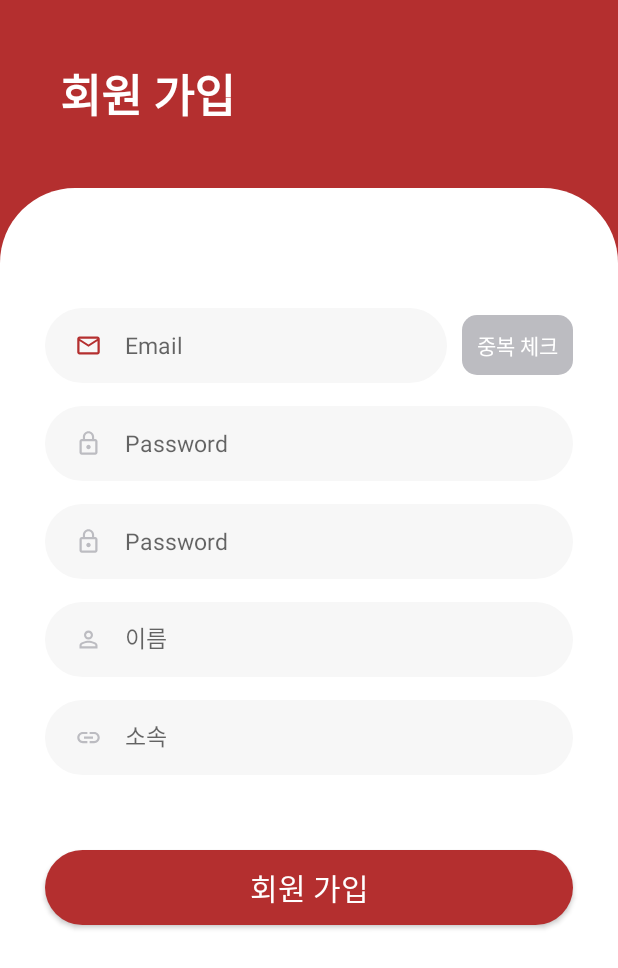
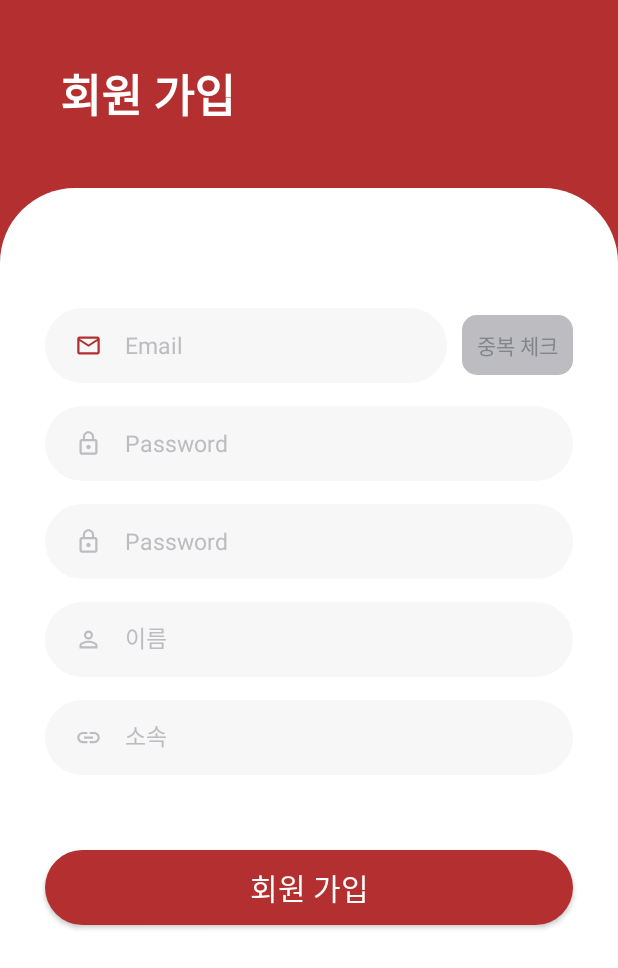
Before and after one commit to SeMin4/vasco_again, an Android app: the SignUpActivity screen opened directly, with no data from a screen before it, on a phone screen of 412 x 824 dp. Shown: the top 968 px of the screen. Run offline under Robolectric (Android 15) with nearby library versions, the phone set to English and light mode, and no system bars.

Commit message:
회원가입 화면 수정

```diff
--- a/app/src/main/res/layout/activity_signup.xml
+++ b/app/src/main/res/layout/activity_signup.xml
@@ -54,8 +54,8 @@
                     android:importantForAutofill="no"
                     android:inputType="textNoSuggestions"
                     tools:ignore="LabelFor"
-                    android:background="@drawable/custom_edit_text_light_gray"
-                    android:textSize="15sp"/>
+                    app:theme="@style/EditTextStyle"
+                    android:background="@drawable/custom_edit_text_light_gray"/>
 
                 <Button
                     android:id="@+id/sign_up_email_check_btn"
@@ -66,7 +66,7 @@
                     android:minWidth="0dp"
                     android:background="@drawable/button_background_gray"
                     android:text="@string/double_check"
-                    android:textColor="#ffffff"
+                    android:textColor="@color/colorGray"
                     style="?android:attr/borderlessButtonStyle"/>
 
             </LinearLayout>
@@ -84,8 +84,8 @@
                 android:importantForAutofill="no"
                 android:inputType="textNoSuggestions|textPassword"
                 tools:ignore="LabelFor"
-                android:background="@drawable/custom_edit_text_light_gray"
-                android:textSize="15sp"/>
+                app:theme="@style/EditTextStyle"
+                android:background="@drawable/custom_edit_text_light_gray"/>
 
             <EditText
                 android:id="@+id/sign_up_check_password"
@@ -100,8 +100,8 @@
                 android:importantForAutofill="no"
                 android:inputType="textNoSuggestions|textPassword"
                 tools:ignore="LabelFor"
-                android:background="@drawable/custom_edit_text_light_gray"
-                android:textSize="15sp"/>
+                app:theme="@style/EditTextStyle"
+                android:background="@drawable/custom_edit_text_light_gray"/>
 
             <EditText
                 android:id="@+id/sign_up_name"
@@ -116,8 +116,8 @@
                 android:importantForAutofill="no"
                 android:inputType="textNoSuggestions"
                 tools:ignore="LabelFor"
-                android:background="@drawable/custom_edit_text_light_gray"
-                android:textSize="15sp"/>
+                app:theme="@style/EditTextStyle"
+                android:background="@drawable/custom_edit_text_light_gray"/>
 
             <EditText
                 android:id="@+id/sign_up_department"
@@ -132,8 +132,8 @@
                 android:importantForAutofill="no"
                 android:inputType="textNoSuggestions"
                 tools:ignore="LabelFor"
-                android:background="@drawable/custom_edit_text_light_gray"
-                android:textSize="15sp"/>
+                app:theme="@style/EditTextStyle"
+                android:background="@drawable/custom_edit_text_light_gray"/>
 
             <Button
                 android:id="@+id/sign_up_btn"
--- a/app/src/main/res/values/styles.xml
+++ b/app/src/main/res/values/styles.xml
@@ -50,8 +50,6 @@
 
     <!-- Edittext -->
     <style name="EditTextStyle" parent="Widget.AppCompat.EditText">
-        <item name="colorControlNormal">@color/gray</item>
-        <item name="colorControlActivated">@color/burgundy</item>
         <item name="android:textCursorDrawable">@color/burgundy</item>
         <item name="android:textColorHint">@color/gray</item>
         <item name="android:textSize">15sp</item>
```
